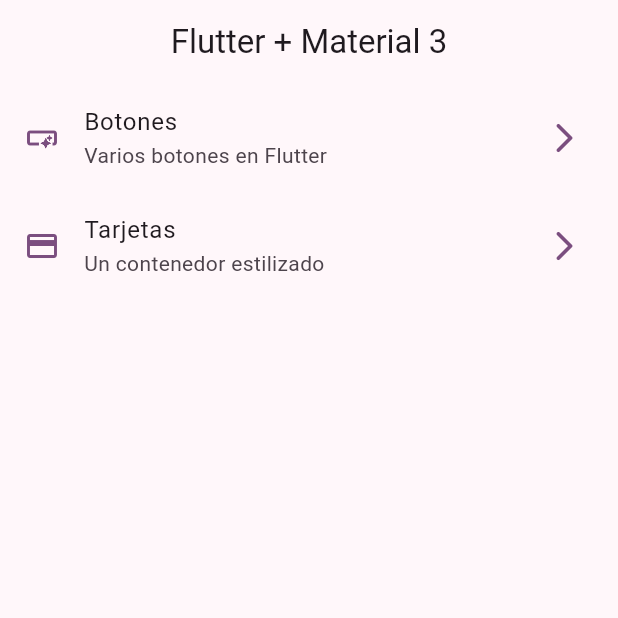
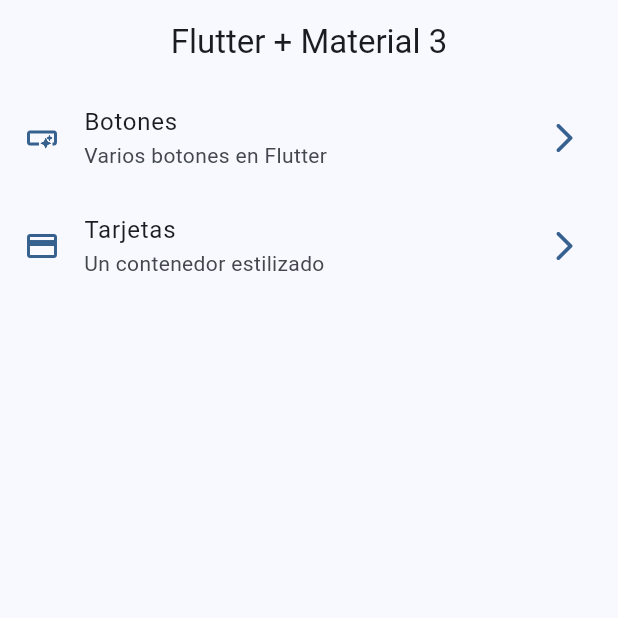
Before and after one commit to PauloSantiB/widgets_app, a Flutter app: the screen it shows after launch, on a phone screen of 412 x 824 dp, the top half of it. Run offline on Flutter 3.47's test engine with Material 3 defaults, Android fonts, the phone set to English and light mode, and no system bars.

```diff
--- a/lib/main.dart
+++ b/lib/main.dart
@@ -1,5 +1,8 @@
 import 'package:flutter/material.dart';
 import 'package:widgets_app/config/theme/app_theme.dart';
+
+import 'package:widgets_app/presentation/buttons/buttons_screens.dart';
+import 'package:widgets_app/presentation/buttons/cards/cards_screen.dart';
 import 'package:widgets_app/presentation/screens/home/home_screen.dart';
 
 void main() {
@@ -13,8 +16,12 @@ class MainApp extends StatelessWidget {
   Widget build(BuildContext context) {
     return  MaterialApp(
       debugShowCheckedModeBanner: false,
-      theme: AppTheme(selectedColor: 4).getTheme(),
-      home: const HomeScreen()
+      theme: AppTheme(selectedColor: 0).getTheme(),
+      home: const HomeScreen(),
+      routes: {
+        '/buttons':(context) => const ButtonsScreen(),
+         '/cards':(context) => const CardsScreen(),
+         },
     );
   }
 }
```
